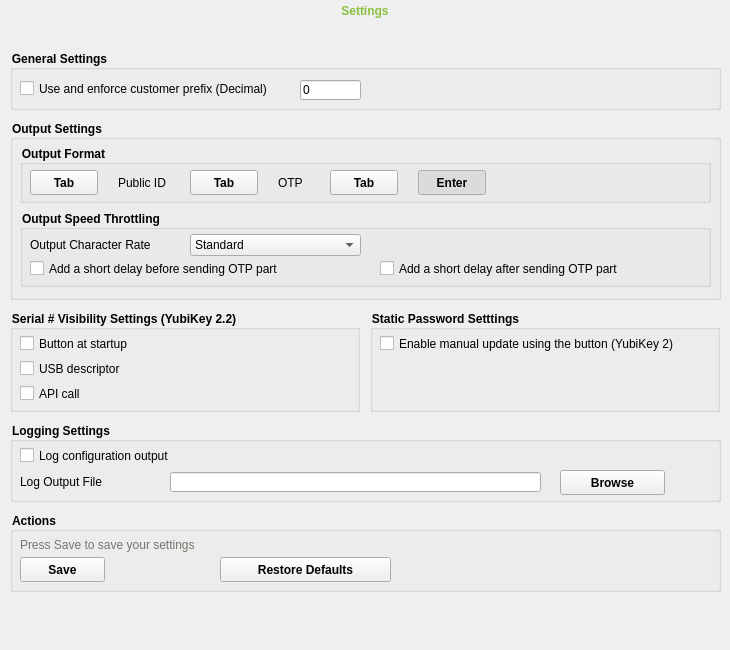
The window that src/ui/settingpage.ui (Yubico/yubikey-personalization-gui) describes before a commit, drawn with Qt 5.
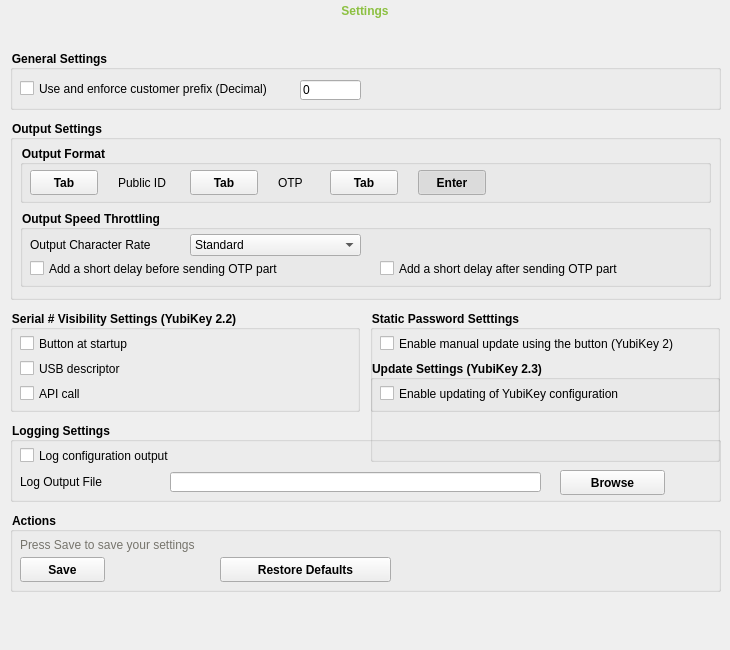
The same window after the commit. Icons and pictures are not drawn.

Diff of the .ui file:
```diff
--- a/src/ui/settingpage.ui
+++ b/src/ui/settingpage.ui
@@ -828,6 +828,82 @@
     </property>
    </widget>
   </widget>
+  <widget class="QGroupBox" name="updateBox">
+   <property name="geometry">
+    <rect>
+     <x>370</x>
+     <y>360</y>
+     <width>350</width>
+     <height>102</height>
+    </rect>
+   </property>
+   <property name="styleSheet">
+    <string notr="true">font-weight: bold;
+</string>
+   </property>
+   <property name="title">
+    <string>Update Settings (YubiKey 2.3)</string>
+   </property>
+   <widget class="QCheckBox" name="updateCheck">
+    <property name="geometry">
+     <rect>
+      <x>10</x>
+      <y>25</y>
+      <width>331</width>
+      <height>17</height>
+     </rect>
+    </property>
+    <property name="styleSheet">
+     <string notr="true">font-weight: normal;</string>
+    </property>
+    <property name="text">
+     <string>Enable updating of YubiKey configuration</string>
+    </property>
+   </widget>
+   <widget class="QPushButton" name="updateHelpBtn">
+    <property name="geometry">
+     <rect>
+      <x>315</x>
+      <y>5</y>
+      <width>16</width>
+      <height>16</height>
+     </rect>
+    </property>
+    <property name="sizePolicy">
+     <sizepolicy hsizetype="Ignored" vsizetype="Ignored">
+      <horstretch>0</horstretch>
+      <verstretch>0</verstretch>
+     </sizepolicy>
+    </property>
+    <property name="cursor">
+     <cursorShape>PointingHandCursor</cursorShape>
+    </property>
+    <property name="contextMenuPolicy">
+     <enum>Qt::DefaultContextMenu</enum>
+    </property>
+    <property name="layoutDirection">
+     <enum>Qt::LeftToRight</enum>
+    </property>
+    <property name="autoFillBackground">
+     <bool>false</bool>
+    </property>
+    <property name="styleSheet">
+     <string notr="true">background-image: url(:/res/images/question.png);
+color: lightgray;
+border-radius: 10px;
+</string>
+    </property>
+    <property name="text">
+     <string/>
+    </property>
+    <property name="autoDefault">
+     <bool>false</bool>
+    </property>
+    <property name="default">
+     <bool>false</bool>
+    </property>
+   </widget>
+  </widget>
  </widget>
  <tabstops>
   <tabstop>custPrefixCheck</tabstop>
```
